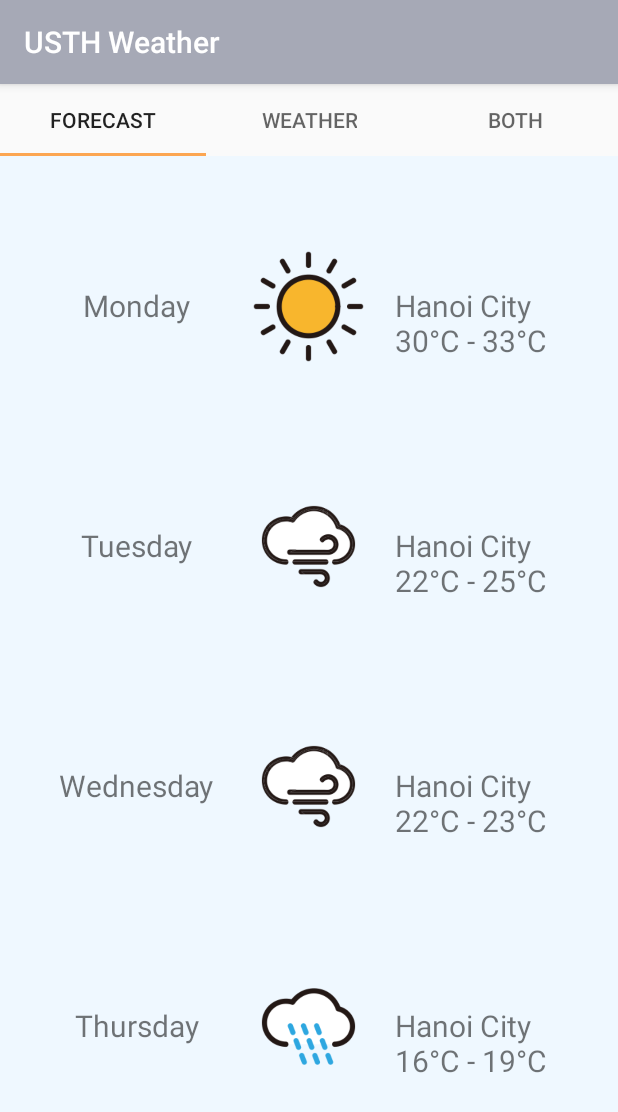
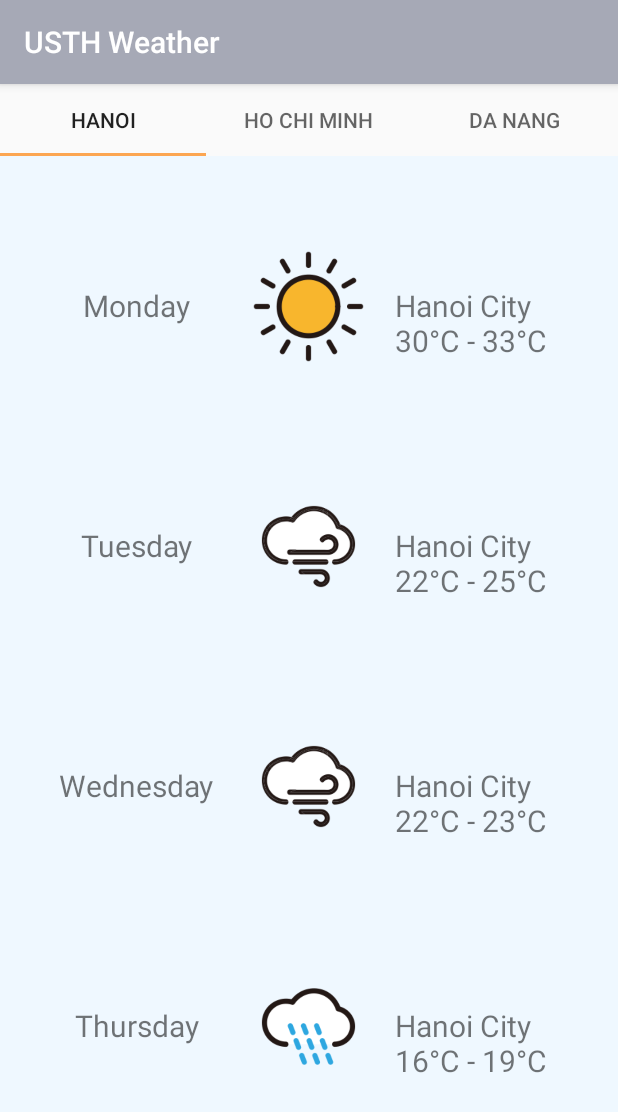
Before and after one commit to PhuongPhg/androiddev2021, an Android app: the screen it shows after launch (WeatherActivity), on a phone screen of 412 x 824 dp. Shown: the top 1112 px of the screen. Run offline under Robolectric (Android 15) with nearby library versions, the phone set to English and light mode, and no system bars.

Commit message:
Add practical work 8

```diff
--- a/app/src/main/java/vn/edu/usth/weather/WeatherActivity.java
+++ b/app/src/main/java/vn/edu/usth/weather/WeatherActivity.java
@@ -47,9 +47,9 @@ public class WeatherActivity extends AppCompatActivity {
     }
     private void addTabs(ViewPager viewPager){
         ViewPagerAdapter adapter = new ViewPagerAdapter(getSupportFragmentManager());
-        adapter.addFragment(new ForecastFragment(), "ForeCast");
-        adapter.addFragment(new WeatherFragment(), "Weather");
-        adapter.addFragment(new WeatherAndForecastFragment(), "both");
+        adapter.addFragment(new ForecastFragment(), "Hanoi");
+        adapter.addFragment(new WeatherFragment(), "Ho Chi Minh");
+        adapter.addFragment(new WeatherAndForecastFragment(), "Da Nang");
         viewPager.setAdapter(adapter);
     }
     class ViewPagerAdapter extends FragmentPagerAdapter{
```
Also changed, not shown: app/src/main/java/vn/edu/usth/weather/MainActivity.java (deleted, +0 -14 lines).
